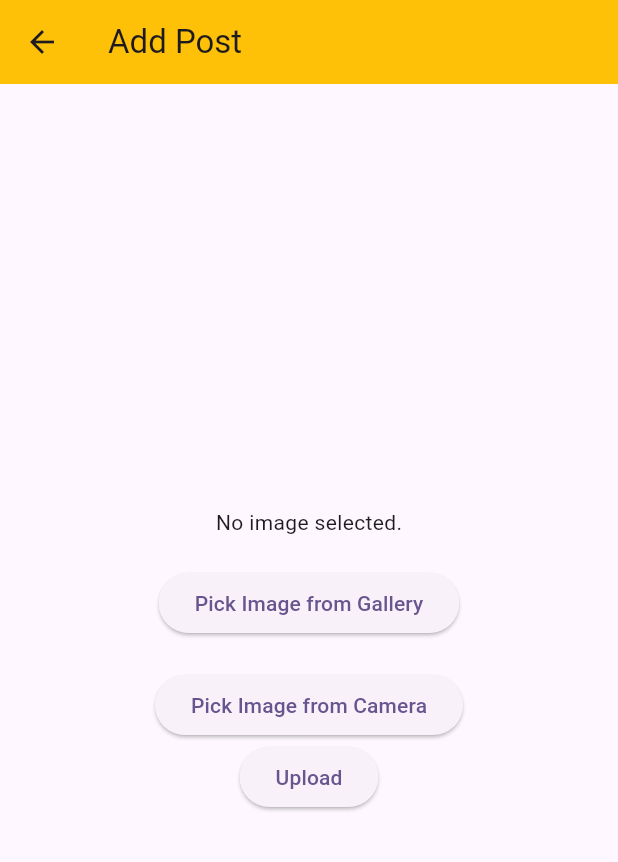
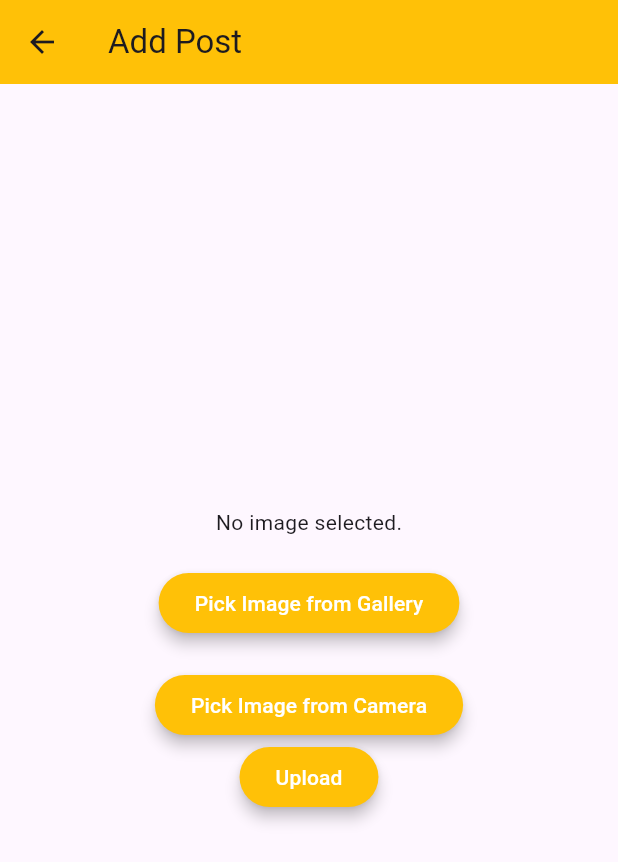
Before and after one commit to manamimran/internship_project, a Flutter app: the AddPostScreen screen opened directly, on a phone screen of 412 x 824 dp. Shown: the top 862 px of the screen. Run offline on Flutter 3.47's test engine with Material 3 defaults, Android fonts, the phone set to English and light mode, and no system bars; our stand-ins replace cloud_firestore, country_picker, firebase_auth, firebase_core, firebase_storage, google_nav_bar and 1 more; accounts and stored records are empty.

Commit message:
Initial commit

```diff
--- a/lib/screens/add_post_screen.dart
+++ b/lib/screens/add_post_screen.dart
@@ -81,7 +81,6 @@ class _AddPostScreenState extends State<AddPostScreen> {
             backgroundColor: Colors.amber,
             title: Text('Add Post'),
           ),
-
         body: Center(
           child: Column(
             mainAxisAlignment: MainAxisAlignment.center,
@@ -95,11 +94,21 @@ class _AddPostScreenState extends State<AddPostScreen> {
               SizedBox(height: 20),
               ElevatedButton(
                 onPressed: (isUploading ? null : pickImageFromGallery),
+                style: ElevatedButton.styleFrom(
+                  primary: Colors.amber, // Background color
+                  onPrimary: Colors.white, // Text color
+                  elevation: 4, // Elevation
+                ),
                 child: Text('Pick Image from Gallery'),
               ),
               SizedBox(height: 20),
               ElevatedButton(
                 onPressed: (isUploading ? null : pickImageFromCamera),
+                style: ElevatedButton.styleFrom(
+                  primary: Colors.amber, // Background color
+                  onPrimary: Colors.white, // Text color
+                  elevation: 4, // Elevation
+                ),
                 child: Text('Pick Image from Camera'),
               ),
               ElevatedButton(
@@ -118,6 +127,11 @@ class _AddPostScreenState extends State<AddPostScreen> {
                     // Show an error message or handle the case when no image is selected
                   }
                 },
+                style: ElevatedButton.styleFrom(
+                  primary: Colors.amber, // Background color
+                  onPrimary: Colors.white, // Text color
+                  elevation: 4, // Elevation
+                ),
                 child: Text('Upload'),
               ),
             ],
--- a/lib/screens/home_screen.dart
+++ b/lib/screens/home_screen.dart
@@ -109,7 +109,7 @@ class _HomeScreenState extends State<HomeScreen> {
 
     bool isLiked; //isLiked variable
 
-    isLiked = postModel.likedPosts.contains(userModel!.uid); // checking whether the currentUser.uid is present in the likedPosts list of a postModel'
+    isLiked = postModel.likedPosts.contains(userProvider.currentUser!); // checking whether the currentUser.uid is present in the likedPosts list of a postModel'
     return Container(
       padding: EdgeInsets.all(10),
       decoration: BoxDecoration(
@@ -155,11 +155,11 @@ class _HomeScreenState extends State<HomeScreen> {
                           if (isLiked) {
                             // Unlike the post
                             postProvider.unlikePost(
-                                userModel.uid, postModel.postId);
+                                userProvider.currentUser!, postModel.postId);
                           } else {
                             // Like the post
                             postProvider.likePost(
-                                userModel.uid,
+                                userProvider.currentUser!,
                                 postModel.postId); //saving likes wrt to user id in firestore
                           }
                           isLiked = !isLiked;
--- a/lib/screens/search_screen.dart
+++ b/lib/screens/search_screen.dart
@@ -93,6 +93,11 @@ class _SearchScreenState extends State<SearchScreen> {
                           );
                         }
                       },
+                      style: ElevatedButton.styleFrom(
+                        primary: Colors.amber, // Background color
+                        onPrimary: Colors.white, // Text color
+                        elevation: 4, // Elevation
+                      ),
                       child: Text(isRequestPending ? 'Pending' : 'Add Friend'),
                     ),
                   // Divider(),
--- a/lib/widgets/button_widget.dart
+++ b/lib/widgets/button_widget.dart
@@ -16,7 +16,7 @@ class ButtonWidget extends StatelessWidget{
            child: Center(
                child: Text(labelText,style: TextStyle(
                  color: Colors.white, // Set the text color here
-               ),))),
+               ),),),),
 
    );
   }
--- a/lib/widgets/textfield_widget.dart
+++ b/lib/widgets/textfield_widget.dart
@@ -19,7 +19,7 @@ class TextFieldWidget extends StatelessWidget{
               decoration: InputDecoration(
                   hintText: labelText
               ),
-            )
+            ),
 
     );
   }
```
Also changed, not shown: lib/screens/friends_screen.dart (+4 -4 lines), lib/screens/profile_screen.dart (+18 -3 lines), lib/screens/request_screen.dart (+5 -2 lines).
